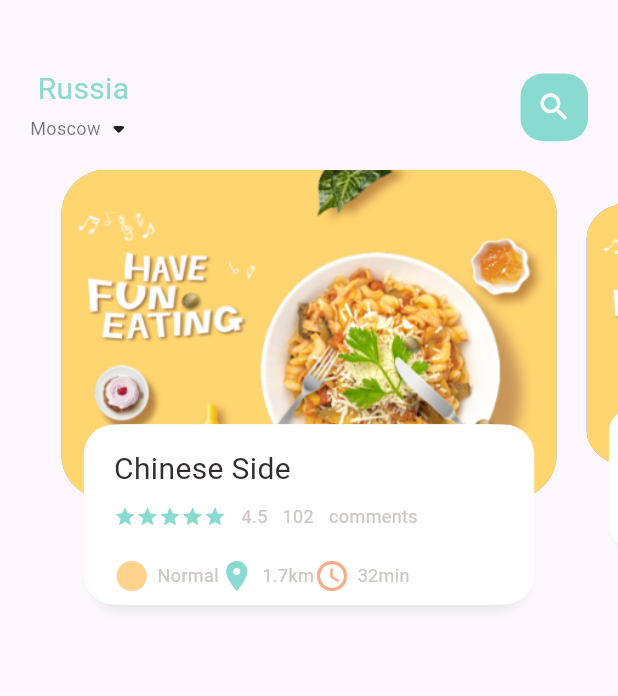
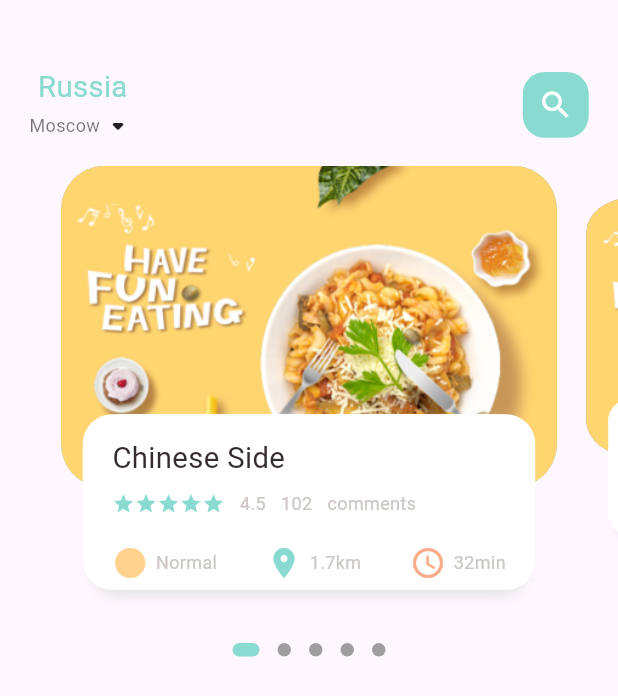
Before and after one commit to pioc-si/flutterEcommApp, a Flutter app: the screen it shows after launch, on a phone screen of 412 x 824 dp. Shown: the top 696 px of the screen. Run offline on Flutter 3.47's test engine with Material 3 defaults, Android fonts, the phone set to English and light mode, and no system bars; drawn by our look-alikes of dots_indicator; our stand-ins replace get.

Commit message:
add dimensions

```diff
--- a/lib/home/food_page_body.dart
+++ b/lib/home/food_page_body.dart
@@ -1,4 +1,6 @@
+import 'package:dots_indicator/dots_indicator.dart';
 import 'package:ecommapp/utils/colors.dart';
+import 'package:ecommapp/utils/dimensions.dart';
 import 'package:ecommapp/widgets/big_text.dart';
 import 'package:ecommapp/widgets/icon_and_text_widget.dart';
 import 'package:ecommapp/widgets/small_text.dart';
@@ -16,7 +18,7 @@
   PageController pageController = PageController(viewportFraction: 0.85);
   var _currPageValue = 0.0;
   double _scaleFactor = 0.8;
-  double _height = 220;
+  double _height = Dimensions.pageViewContainer;
 
   @override
   void initState() {
@@ -37,9 +39,11 @@
 
   @override
   Widget build(BuildContext context) {
-    return Container(
+    return Column(
+      children: [
+        Container(
           //color: Colors.redAccent,
-      height: 320,
+          height: Dimensions.pageView,
           child: PageView.builder(
             controller: pageController,
             itemCount: 5,
@@ -47,6 +51,18 @@
               return _buildPageItem(position);
             },
           ),
+        ),
+        new DotsIndicator(
+          dotsCount: 5,
+          position: _currPageValue,
+          decorator: DotsDecorator(
+            activeColor: AppColors.mainColor,
+            size: const Size.square(9.0),
+            activeSize: const Size(18.0, 9.0),
+            activeShape: RoundedRectangleBorder(borderRadius: BorderRadius.circular(5.0)),
+          ),
+        )
+      ],
     );
   }
 
@@ -85,10 +101,10 @@
       child: Stack(
         children: [
           Container(
-            height: 220,
-            margin: EdgeInsets.only(left: 10, right: 10),
+            height: Dimensions.pageViewContainer,
+            margin: EdgeInsets.only(left: Dimensions.width10, right: Dimensions.width10),
             decoration: BoxDecoration(
-              borderRadius: BorderRadius.circular(30),
+              borderRadius: BorderRadius.circular(Dimensions.radius30),
               color: index.isEven ? Color(0xFF69c5df) : Color(0xFF9294cc),
               image: DecorationImage(
                 fit: BoxFit.cover,
@@ -99,10 +115,10 @@
           Align(
             alignment: Alignment.bottomCenter,
             child: Container(
-              height: 120,
-              margin: EdgeInsets.only(left: 30, right: 30, bottom: 30),
+              height: Dimensions.pageViewTextContainer,
+              margin: EdgeInsets.only(left: Dimensions.width30, right: Dimensions.width30, bottom: Dimensions.height30),
               decoration: BoxDecoration(
-                borderRadius: BorderRadius.circular(20),
+                borderRadius: BorderRadius.circular(Dimensions.radius20),
                 color: Colors.white,
                 boxShadow: [
                   BoxShadow(
@@ -121,12 +137,12 @@
                 ]
               ),
               child: Container(
-                padding: EdgeInsets.only(top: 15, left: 15, right: 15 ),
+                padding: EdgeInsets.only(top: Dimensions.height15, left: Dimensions.height15, right: Dimensions.height15),
                 child: Column(
                   crossAxisAlignment: CrossAxisAlignment.start,
                   children: [
                     BigText(text: "Chinese Side"),
-                    SizedBox(height: 10, ),
+                    SizedBox(height: Dimensions.height10, ),
                     Row(
                       children: [
                         Wrap(
@@ -144,8 +160,9 @@
 
                       ],
                     ),
-                    SizedBox(height: 20,),
+                    SizedBox(height: Dimensions.height20,),
                     Row(
+                      mainAxisAlignment: MainAxisAlignment.spaceBetween,
                       children: [
                         IconAndTextWidget(
                           icon: Icons.circle_sharp,
@@ -171,6 +188,7 @@
 
             ),
           ),
+
         ],
       ),
     );
--- a/lib/home/main_food_page.dart
+++ b/lib/home/main_food_page.dart
@@ -1,6 +1,7 @@
 
 import 'package:ecommapp/home/food_page_body.dart';
 import 'package:ecommapp/utils/colors.dart';
+import 'package:ecommapp/utils/dimensions.dart';
 import 'package:ecommapp/widgets/big_text.dart';
 import 'package:ecommapp/widgets/small_text.dart';
 import 'package:flutter/material.dart';
@@ -21,8 +22,8 @@
           Container(
 
             child: Container(
-              margin: EdgeInsets.only(top:45, bottom: 15),
-              padding: EdgeInsets.only(left: 20, right: 20),
+              margin: EdgeInsets.only(top:Dimensions.height45, bottom: Dimensions.height15),
+              padding: EdgeInsets.only(left: Dimensions.width20, right: Dimensions.width20),
               child: Row(
                 mainAxisAlignment: MainAxisAlignment.spaceBetween,
                 children: [
@@ -38,11 +39,11 @@
 
                     ],),Center(
                       child: Container(
-                        width: 45,
-                        height: 45,
-                        child: Icon(Icons.search, color: Colors.white,),
+                        width: Dimensions.width45,
+                        height: Dimensions.height45,
+                        child: Icon(Icons.search, color: Colors.white,size: 24),
                         decoration: BoxDecoration(
-                          borderRadius: BorderRadius.circular(15),
+                          borderRadius: BorderRadius.circular(Dimensions.radius15),
                           color: AppColors.mainColor,
                         ),
                       ),
@@ -51,6 +52,7 @@
               ),
             ),
           ),
+
           FoodPageBody(),
         ],
       ),
--- a/lib/main.dart
+++ b/lib/main.dart
@@ -1,5 +1,6 @@
 import 'package:ecommapp/home/main_food_page.dart';
 import 'package:flutter/material.dart';
+import 'package:get/get.dart';
 
 void main() {
   runApp(MyApp());
@@ -9,7 +10,7 @@
   // This widget is the root of your application.
   @override
   Widget build(BuildContext context) {
-    return MaterialApp(
+    return GetMaterialApp(
       debugShowCheckedModeBanner: false,
       title: 'Flutter Demo',
       theme: ThemeData(
--- /dev/null
+++ b/lib/utils/dimensions.dart
@@ -0,0 +1,40 @@
+import 'package:get/get.dart';
+
+class Dimensions {
+  static double screenHeight = Get.context!.height;
+  static double screenWeight = Get.context!.width;
+
+  // Umumiy ekran height => 844 Containerimiz 220 = Shuning uchun bo7lamiz || 844/220 => 3.84
+  static double pageView = screenHeight / 2.64;
+  static double pageViewContainer = screenHeight / 3.84;
+  static double pageViewTextContainer = screenHeight / 7.03;
+
+  //Sizbox o'lchov birliklari  844 => /10/15/20
+  // dinamic height =>  padding and margn
+  static double height10 = screenHeight / 84.4; // => 10
+  static double height15 = screenHeight / 56.27; // => 15
+  static double height20 = screenHeight / 42.2; // = 20
+  static double height30 = screenHeight / 28.13; // => 30
+  static double height45 = screenHeight / 18.76; // => 30
+
+  //dinamic weight => padding and margn
+  static double width10 = screenHeight / 84.4; // => 10
+  static double width15 = screenHeight / 56.27; // => 15
+  static double width20 = screenHeight / 42.2; // => 20
+  static double width30 = screenHeight / 28.13; // => 30
+  static double width45 = screenHeight / 18.76; // => 30
+
+
+
+
+  static double font20 = screenHeight / 42.2; // => 20
+
+  static double radius15 = screenHeight / 56.27; // => 20
+  static double radius20 = screenHeight / 42.2; // => 20
+  static double radius30 = screenHeight / 28.13; // => 30
+  static double radius45 = screenHeight/30.76;
+
+
+
+
+}
--- a/lib/widgets/big_text.dart
+++ b/lib/widgets/big_text.dart
@@ -1,3 +1,4 @@
+import 'package:ecommapp/utils/dimensions.dart';
 import 'package:flutter/cupertino.dart';
 
 class BigText extends StatelessWidget {
@@ -9,7 +10,7 @@
     Key? key,
     this.color = const Color(0xFF332d2d),
     required this.text,
-    this.size=20,
+    this.size=0,
     this.overflow=TextOverflow.ellipsis
     }): super(key:  key);
 
@@ -22,7 +23,7 @@
       style: TextStyle(
         fontFamily: 'Roboto',
         color: color,
-        fontSize: size,
+        fontSize: size==0?Dimensions.font20:size,
         fontWeight: FontWeight.w400
       ),);
   }
--- a/pubspec.yaml
+++ b/pubspec.yaml
@@ -30,6 +30,8 @@
 dependencies:
   flutter:
     sdk: flutter
+  dots_indicator: ^4.0.1
+  get: ^4.7.2
 
   # The following adds the Cupertino Icons font to your application.
   # Use with the CupertinoIcons class for iOS style icons.
```
Also changed, not shown: pubspec.lock. Lines whose indentation alone changed are shown as unchanged.
